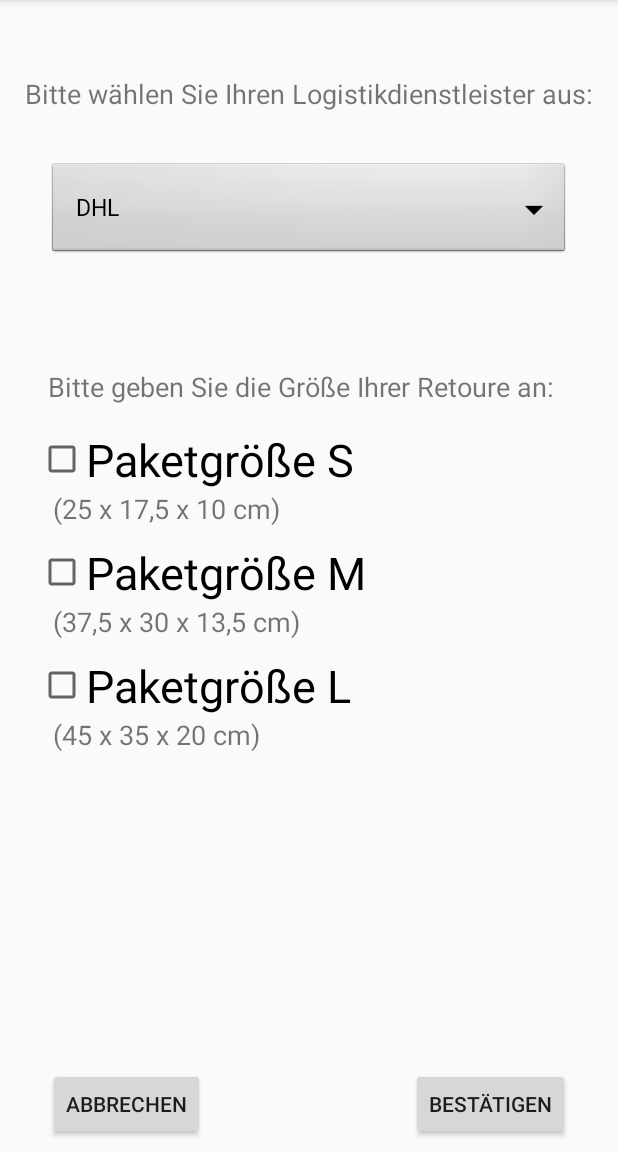
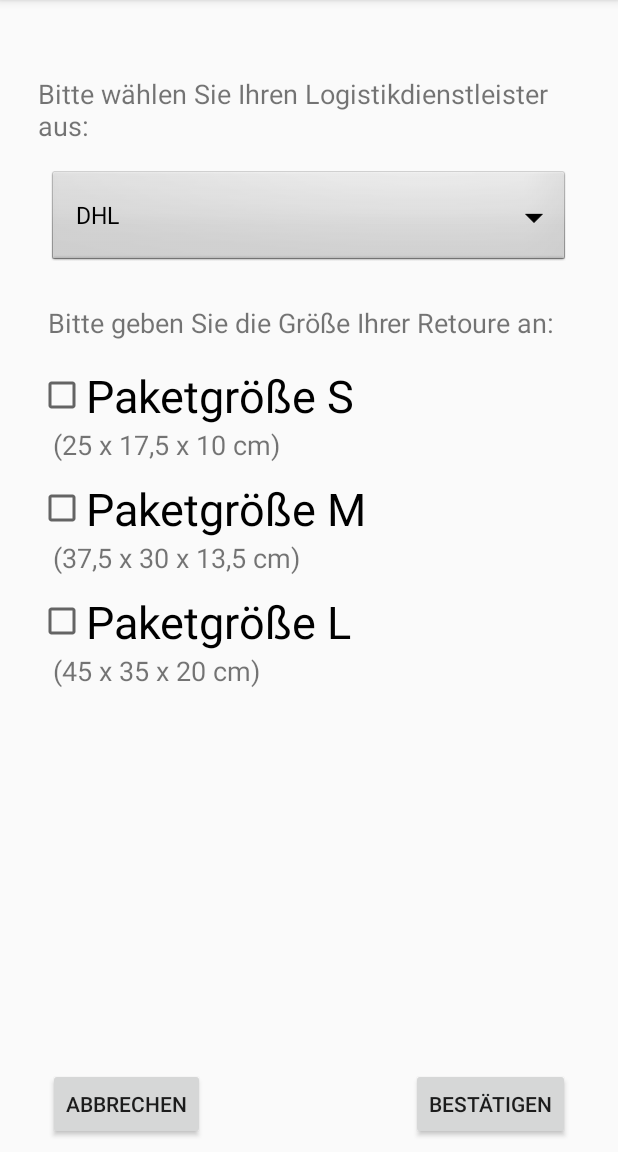
Before and after one commit to alexbaetz/Retouro_V1, an Android app: the PackageFirst screen opened directly, with no data from a screen before it, on a phone screen of 412 x 824 dp, the part 84-1236 px from its top. Run offline under Robolectric (Android 15) with nearby library versions, the phone set to English and light mode, and no system bars.

Commit message:
Version_Customer_Journey_V3

```diff
--- a/app/src/main/res/layout/activity_customer_home_screen.xml
+++ b/app/src/main/res/layout/activity_customer_home_screen.xml
@@ -45,11 +45,12 @@
 
     <TextView
         android:id="@+id/orderRetoure"
-        android:layout_width="wrap_content"
+        android:layout_width="0dp"
         android:layout_height="wrap_content"
         android:layout_marginStart="30dp"
         android:layout_marginTop="32dp"
         android:layout_marginEnd="30dp"
+        android:gravity="left"
         android:text="Aktuell liegt kein Auftrag vor."
         android:textSize="24sp"
         app:layout_constraintEnd_toEndOf="parent"
--- a/app/src/main/res/layout/activity_package_first.xml
+++ b/app/src/main/res/layout/activity_package_first.xml
@@ -8,7 +8,7 @@
 
     <TextView
         android:id="@+id/textView9"
-        android:layout_width="wrap_content"
+        android:layout_width="0dp"
         android:layout_height="wrap_content"
         android:layout_marginStart="25dp"
         android:layout_marginTop="50dp"
@@ -24,7 +24,7 @@
         android:layout_width="match_parent"
         android:layout_height="wrap_content"
         android:layout_marginStart="32dp"
-        android:layout_marginTop="32dp"
+        android:layout_marginTop="16dp"
         android:layout_marginEnd="32dp"
         android:background="@android:drawable/btn_dropdown"
         android:spinnerMode="dropdown"
@@ -37,7 +37,7 @@
         android:layout_width="wrap_content"
         android:layout_height="wrap_content"
         android:layout_marginStart="25dp"
-        android:layout_marginTop="72dp"
+        android:layout_marginTop="24dp"
         android:layout_marginEnd="25dp"
         android:text="Bitte geben Sie die Größe Ihrer Retoure an:"
         android:textSize="18sp"
--- a/app/src/main/res/layout/activity_package_second.xml
+++ b/app/src/main/res/layout/activity_package_second.xml
@@ -14,7 +14,7 @@
         android:layout_marginTop="32dp"
         android:layout_marginEnd="8dp"
         android:text="Volumen: X Liter"
-        android:textSize="36sp"
+        android:textSize="24sp"
         app:layout_constraintEnd_toEndOf="parent"
         app:layout_constraintStart_toStartOf="parent"
         app:layout_constraintTop_toTopOf="parent" />
@@ -103,7 +103,7 @@
         android:layout_marginStart="55dp"
         android:layout_marginTop="16dp"
         android:layout_marginEnd="55dp"
-        android:text="Wenn Sie sich für die Safer Variante entscheiden, so können Sie im folgenden Schritt einen 5-stündigen Zeitslot für die Abholung Ihrer Retoure wählen."
+        android:text="Wenn Sie sich für die Economy Variante entscheiden, so können Sie im folgenden Schritt einen 5-stündigen Zeitslot für die Abholung Ihrer Retoure wählen."
         app:layout_constraintEnd_toEndOf="parent"
         app:layout_constraintStart_toStartOf="parent"
         app:layout_constraintTop_toBottomOf="@+id/saferButton" />
--- a/app/src/main/res/layout/activity_package_third.xml
+++ b/app/src/main/res/layout/activity_package_third.xml
@@ -13,7 +13,7 @@
         android:layout_marginStart="16dp"
         android:layout_marginTop="32dp"
         android:layout_marginEnd="16dp"
-        android:textSize="36sp"
+        android:textSize="24sp"
         app:layout_constraintEnd_toEndOf="parent"
         app:layout_constraintStart_toStartOf="parent"
         app:layout_constraintTop_toTopOf="parent" />
@@ -26,7 +26,7 @@
         android:layout_marginTop="24dp"
         android:layout_marginEnd="15dp"
         android:gravity="center"
-        android:textSize="36sp"
+        android:textSize="24sp"
         app:layout_constraintEnd_toEndOf="parent"
         app:layout_constraintStart_toStartOf="parent"
         app:layout_constraintTop_toBottomOf="@+id/volumeTextView" />
```
